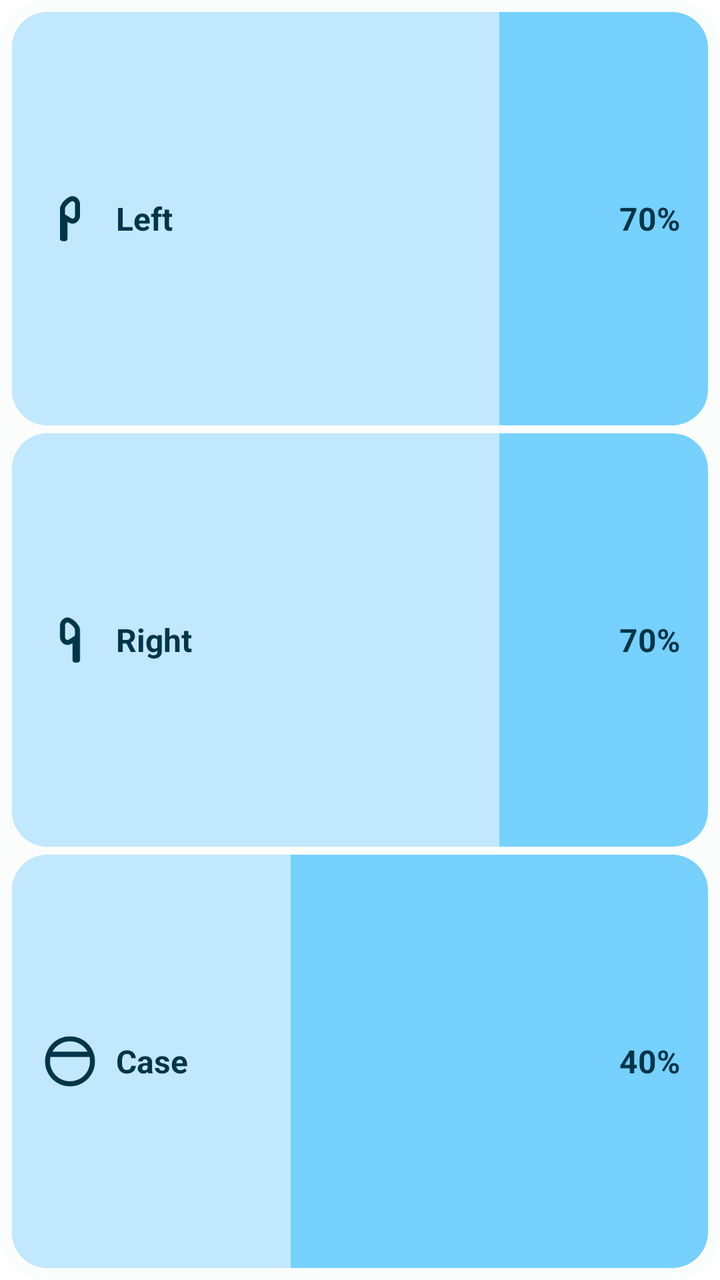
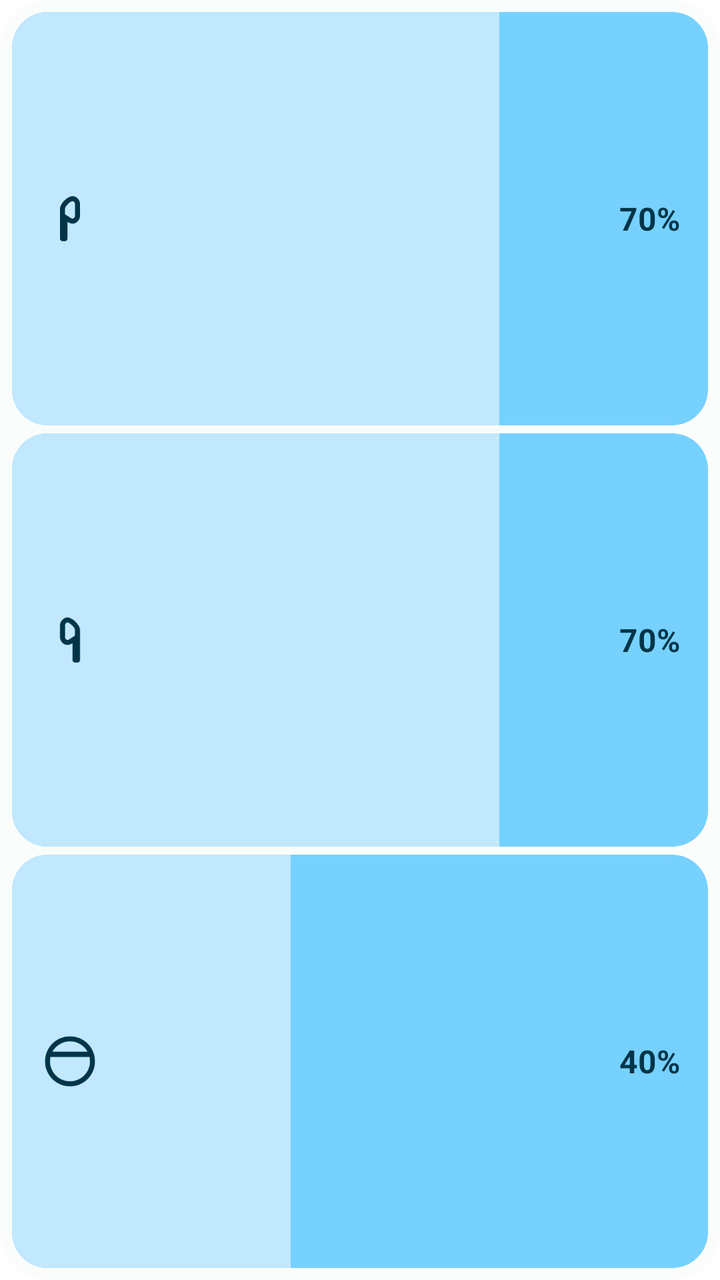

An Android layout rendered at two revisions. The XML below is the earlier revision; the diff shows what the commit changed to produce the second picture.
<!-- AndroidManifest.xml: application theme AppTheme -->
<!-- res/layout/widget_battery_expressive_preview.xml -->
<?xml version="1.0" encoding="utf-8"?>
<LinearLayout xmlns:android="http://schemas.android.com/apk/res/android"
    android:id="@+id/widget_root"
    android:layout_width="match_parent"
    android:layout_height="match_parent"
    android:background="@drawable/widget_background"
    android:gravity="center_vertical"
    android:orientation="vertical"
    android:padding="6dp">

    <FrameLayout
        android:layout_width="match_parent"
        android:layout_height="0dp"
        android:layout_weight="1"
        android:layout_marginBottom="4dp">

        <ProgressBar
            style="?android:attr/progressBarStyleHorizontal"
            android:layout_width="match_parent"
            android:layout_height="match_parent"
            android:max="100"
            android:progress="70"
            android:progressDrawable="@drawable/widget_expressive_progress" />

        <LinearLayout
            android:layout_width="match_parent"
            android:layout_height="match_parent"
            android:gravity="center_vertical"
            android:orientation="horizontal"
            android:paddingStart="14dp"
            android:paddingEnd="14dp">

            <ImageView
                android:layout_width="30dp"
                android:layout_height="30dp"
                android:contentDescription="@string/widget_row_icon"
                android:src="@drawable/ic_left_bud"
                android:tint="@color/fb_text_color" />

            <TextView
                android:layout_width="wrap_content"
                android:layout_height="wrap_content"
                android:layout_marginStart="8dp"
                android:fontFamily="sans-serif"
                android:text="@string/widget_row_left"
                android:textColor="@color/fb_text_color"
                android:textSize="16sp"
                android:textStyle="bold" />

            <TextView
                android:layout_width="0dp"
                android:layout_height="1dp"
                android:layout_weight="1" />

            <TextView
                android:layout_width="wrap_content"
                android:layout_height="wrap_content"
                android:fontFamily="sans-serif"
                android:text="70%"
                android:textColor="@color/fb_text_color"
                android:textSize="16sp"
                android:textStyle="bold" />
        </LinearLayout>
    </FrameLayout>

    <FrameLayout
        android:layout_width="match_parent"
        android:layout_height="0dp"
        android:layout_weight="1"
        android:layout_marginBottom="4dp">

        <ProgressBar
            style="?android:attr/progressBarStyleHorizontal"
            android:layout_width="match_parent"
            android:layout_height="match_parent"
            android:max="100"
            android:progress="70"
            android:progressDrawable="@drawable/widget_expressive_progress" />

        <LinearLayout
            android:layout_width="match_parent"
            android:layout_height="match_parent"
            android:gravity="center_vertical"
            android:orientation="horizontal"
            android:paddingStart="14dp"
            android:paddingEnd="14dp">

            <ImageView
                android:layout_width="30dp"
                android:layout_height="30dp"
                android:contentDescription="@string/widget_row_icon"
                android:src="@drawable/ic_right_bud"
                android:tint="@color/fb_text_color" />

            <TextView
                android:layout_width="wrap_content"
                android:layout_height="wrap_content"
                android:layout_marginStart="8dp"
                android:fontFamily="sans-serif"
                android:text="@string/widget_row_right"
                android:textColor="@color/fb_text_color"
                android:textSize="16sp"
                android:textStyle="bold" />

            <TextView
                android:layout_width="0dp"
                android:layout_height="1dp"
                android:layout_weight="1" />

            <TextView
                android:layout_width="wrap_content"
                android:layout_height="wrap_content"
                android:fontFamily="sans-serif"
                android:text="70%"
                android:textColor="@color/fb_text_color"
                android:textSize="16sp"
                android:textStyle="bold" />
        </LinearLayout>
    </FrameLayout>

    <FrameLayout
        android:layout_width="match_parent"
        android:layout_height="0dp"
        android:layout_weight="1">

        <ProgressBar
            style="?android:attr/progressBarStyleHorizontal"
            android:layout_width="match_parent"
            android:layout_height="match_parent"
            android:max="100"
            android:progress="40"
            android:progressDrawable="@drawable/widget_expressive_progress" />

        <LinearLayout
            android:layout_width="match_parent"
            android:layout_height="match_parent"
            android:gravity="center_vertical"
            android:orientation="horizontal"
            android:paddingStart="14dp"
            android:paddingEnd="14dp">

            <ImageView
                android:layout_width="30dp"
                android:layout_height="30dp"
                android:contentDescription="@string/widget_row_icon"
                android:src="@drawable/ic_case"
                android:tint="@color/fb_text_color" />

            <TextView
                android:layout_width="wrap_content"
                android:layout_height="wrap_content"
                android:layout_marginStart="8dp"
                android:fontFamily="sans-serif"
                android:text="@string/widget_row_case"
                android:textColor="@color/fb_text_color"
                android:textSize="16sp"
                android:textStyle="bold" />

            <TextView
                android:layout_width="0dp"
                android:layout_height="1dp"
                android:layout_weight="1" />

            <TextView
                android:layout_width="wrap_content"
                android:layout_height="wrap_content"
                android:fontFamily="sans-serif"
                android:text="40%"
                android:textColor="@color/fb_text_color"
                android:textSize="16sp"
                android:textStyle="bold" />
        </LinearLayout>
    </FrameLayout>

</LinearLayout>
<!-- resources referenced by this layout -->
<resources>
  <color name="fb_text_color">#003549</color>
  <!-- drawable ic_case (drawable) -->
  <?xml version="1.0" encoding="utf-8"?>
  <vector xmlns:android="http://schemas.android.com/apk/res/android"
      android:width="24dp"
      android:height="24dp"
      android:viewportWidth="24"
      android:viewportHeight="24">
      <path
          android:fillColor="#FF000000"
          android:pathData="M12,20A8,8 0,0 1,4 12A8,8 0,0 1,12 4A8,8 0,0 1,20 12A8,8 0,0 1,12 20M12,2A10,10 0,0 0,2 12A10,10 0,0 0,12 22A10,10 0,0 0,22 12A10,10 0,0 0,12 2Z M20.038,8.135H4.199L3.518,10.228H21.166Z" />
  </vector>
  <!-- drawable ic_left_bud (drawable) -->
  <?xml version="1.0" encoding="utf-8"?>
  <vector xmlns:android="http://schemas.android.com/apk/res/android"
      android:width="24dp"
      android:height="24dp"
      android:viewportWidth="24"
      android:viewportHeight="24">
      <path
          android:fillColor="#FF000000"
          android:pathData="m13,3c2,0 3,2 3,3v5c0,1 -1,3 -3,3 -0.61,0 -1.32,-0.28 -2,-0.73V20c0,0.55 -0.45,1 -1,1H9C8.45,21 8,20.55 8,20V8C8,6 11,3 13,3m-3,7.23 l2.09,1.37c0.51,0.33 0.83,0.4 0.91,0.4 0.7,0 1,-0.92 1,-1V6.03C14,5.92 13.7,5 13,5 12.1,5 10,7.1 10,8v2.23" />
  </vector>
  <!-- drawable ic_right_bud (drawable) -->
  <?xml version="1.0" encoding="utf-8"?>
  <vector xmlns:android="http://schemas.android.com/apk/res/android"
      android:width="24dp"
      android:height="24dp"
      android:viewportWidth="24"
      android:viewportHeight="24">
      <path
          android:fillColor="#FF000000"
          android:pathData="M11,3C9,3 8,5 8,6v5c0,1 1,3 3,3 0.61,0 1.32,-0.28 2,-0.73V20c0,0.55 0.45,1 1,1h1c0.55,0 1,-0.45 1,-1V8C16,6 13,3 11,3m3,7.23 l-2.09,1.37C11.4,11.93 11.08,12 11,12 10.3,12 10,11.08 10,11V6.03C10,5.92 10.3,5 11,5c0.9,0 3,2.1 3,3v2.23" />
  </vector>
  <!-- drawable widget_background (drawable) -->
  <?xml version="1.0" encoding="utf-8"?>
  <shape xmlns:android="http://schemas.android.com/apk/res/android"
      android:shape="rectangle">
      <corners android:radius="24dp" />
      <gradient
          android:angle="135"
          android:endColor="@color/widget_surface"
          android:startColor="@color/widget_surface" />
  </shape>
  <!-- drawable widget_expressive_progress (drawable) -->
  <?xml version="1.0" encoding="utf-8"?>
  <layer-list xmlns:android="http://schemas.android.com/apk/res/android">
      <item android:id="@android:id/background">
          <shape>
              <corners android:radius="18dp" />
              <solid android:color="@color/fb_bar_background" />
          </shape>
      </item>
      <item android:id="@android:id/progress">
          <clip>
              <shape>
                  <corners android:radius="18dp" />
                  <solid android:color="@color/fb_bar_color" />
              </shape>
          </clip>
      </item>
  </layer-list>
  <string name="widget_row_case">Case</string>
  <string name="widget_row_icon">earbud icon</string>
  <string name="widget_row_left">Left</string>
  <string name="widget_row_right">Right</string>
  <style name="AppTheme" parent="@android:style/Theme.Material.Light.NoActionBar">
          <item name="android:windowBackground">@android:color/white</item>
          <item name="android:statusBarColor">@android:color/transparent</item>
          <item name="android:navigationBarColor">@android:color/transparent</item>
          <item name="android:windowLightStatusBar">true</item>
          <item name="android:windowLightNavigationBar">true</item>
      </style>
  <color name="widget_surface">#FAFDFB</color>
  <color name="fb_bar_background">#C1E8FF</color>
  <color name="fb_bar_color">#76D1FF</color>
</resources>

<!-- the commit's change to res/layout/widget_battery_expressive_preview.xml (unified diff, before → after) -->
@@ -36,16 +36,6 @@
                 android:contentDescription="@string/widget_row_icon"
                 android:src="@drawable/ic_left_bud"
                 android:tint="@color/fb_text_color" />
-
-            <TextView
-                android:layout_width="wrap_content"
-                android:layout_height="wrap_content"
-                android:layout_marginStart="8dp"
-                android:fontFamily="sans-serif"
-                android:text="@string/widget_row_left"
-                android:textColor="@color/fb_text_color"
-                android:textSize="16sp"
-                android:textStyle="bold" />
 
             <TextView
                 android:layout_width="0dp"
@@ -93,16 +83,6 @@
                 android:tint="@color/fb_text_color" />
 
             <TextView
-                android:layout_width="wrap_content"
-                android:layout_height="wrap_content"
-                android:layout_marginStart="8dp"
-                android:fontFamily="sans-serif"
-                android:text="@string/widget_row_right"
-                android:textColor="@color/fb_text_color"
-                android:textSize="16sp"
-                android:textStyle="bold" />
-
-            <TextView
                 android:layout_width="0dp"
                 android:layout_height="1dp"
                 android:layout_weight="1" />
@@ -147,16 +127,6 @@
                 android:tint="@color/fb_text_color" />
 
             <TextView
-                android:layout_width="wrap_content"
-                android:layout_height="wrap_content"
-                android:layout_marginStart="8dp"
-                android:fontFamily="sans-serif"
-                android:text="@string/widget_row_case"
-                android:textColor="@color/fb_text_color"
-                android:textSize="16sp"
-                android:textStyle="bold" />
-
-            <TextView
                 android:layout_width="0dp"
                 android:layout_height="1dp"
                 android:layout_weight="1" />
<!-- resource entries referenced after the edit -->
@@ -62,10 +62,7 @@
           </clip>
       </item>
   </layer-list>
-  <string name="widget_row_case">Case</string>
   <string name="widget_row_icon">earbud icon</string>
-  <string name="widget_row_left">Left</string>
-  <string name="widget_row_right">Right</string>
   <style name="AppTheme" parent="@android:style/Theme.Material.Light.NoActionBar">
           <item name="android:windowBackground">@android:color/white</item>
           <item name="android:statusBarColor">@android:color/transparent</item>
